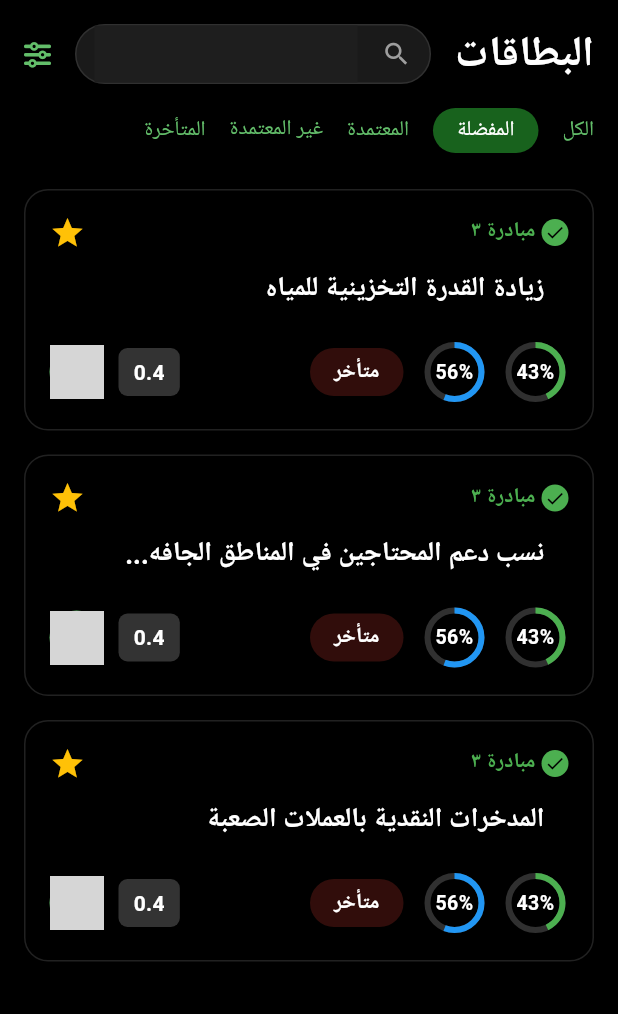
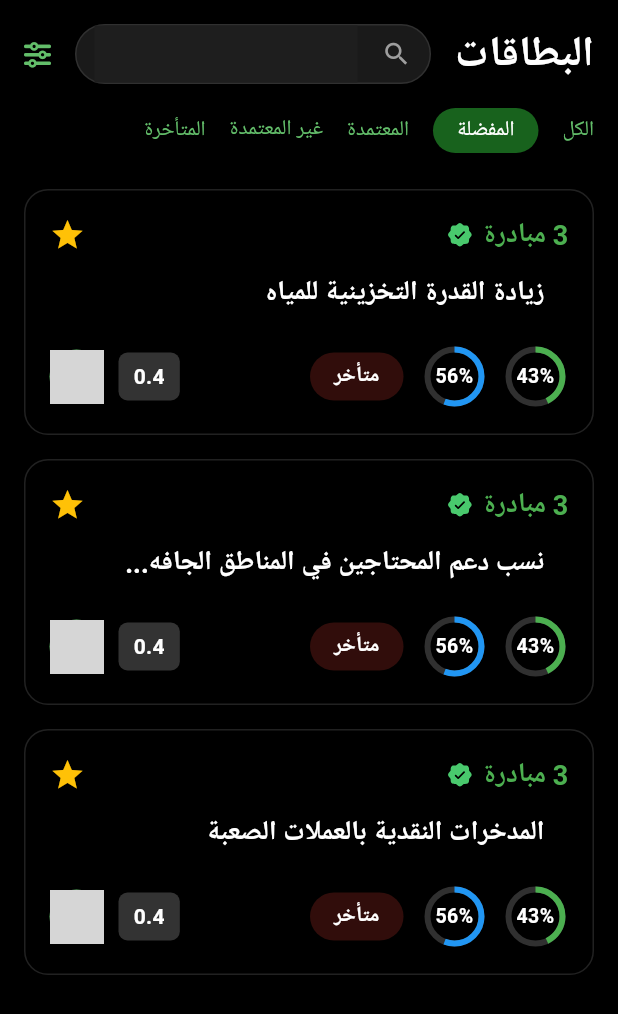
Before and after one commit to ahmed-shorbagy/mwan-mobile, a Flutter app: the CardsView screen opened by its route, after a tap on "المفضلة", on a phone screen of 412 x 824 dp. Shown: the top 1014 px of the screen. Run offline on Flutter 3.47's test engine with Material 3 defaults, Android fonts, the phone set to English and light mode, and no system bars; our stand-ins replace dio, flutter_svg, font_awesome_flutter, go_router, google_fonts, logger; network calls fail; Roboto replaces fonts that are missing (Tajawal); grey boxes are pictures that could not be loaded.

Commit message:
Add SealCheck SVG asset and update references; remove unused dummy views and clean up AppRouter routes for improved navigation.

```diff
--- a/lib/core/router/app_router.dart
+++ b/lib/core/router/app_router.dart
@@ -2,7 +2,6 @@ import 'package:flutter/material.dart';
 import 'package:go_router/go_router.dart';
 import 'package:mwan_mobile/core/constants/app_constants.dart';
 import 'package:mwan_mobile/features/home/presentation/pages/cards_view.dart';
-import 'package:mwan_mobile/features/home/presentation/pages/dummy_views.dart';
 import 'package:mwan_mobile/features/home/presentation/pages/home_page.dart';
 import 'package:mwan_mobile/features/home/presentation/pages/initiative_details_page.dart';
 import 'package:mwan_mobile/features/home/presentation/pages/side_menu_view.dart';
@@ -150,14 +149,6 @@ class AppRouter {
             path: sideMenuRoute,
             builder: (context, state) => const SideMenuView(),
           ),
-          GoRoute(
-            path: twoHandsRoute,
-            builder: (context, state) => const TwoHandsView(),
-          ),
-          GoRoute(
-            path: usersRoute,
-            builder: (context, state) => const UsersView(),
-          ),
         ],
       ),
     ],
--- a/lib/core/utils/assets.dart
+++ b/lib/core/utils/assets.dart
@@ -50,6 +50,10 @@ class Assets {
   /// assets/images/MonitorPlay.svg
   static const String imagesMonitorPlay = "assets/images/MonitorPlay.svg";
 
+  /// Assets for imagesSealCheck
+  /// assets/images/SealCheck.svg
+  static const String imagesSealCheck = "assets/images/SealCheck.svg";
+
   /// Assets for imagesSheild
   /// assets/images/sheild.svg
   static const String imagesSheild = "assets/images/sheild.svg";
--- a/lib/features/home/presentation/widgets/bottom_nav_bar.dart
+++ b/lib/features/home/presentation/widgets/bottom_nav_bar.dart
@@ -27,7 +27,9 @@ class BottomNavBar extends StatelessWidget {
         children: [
           _buildNavItem(Assets.imagesHandArrowUp, index: 0),
           _buildNavItem(Assets.imagesTwohand, index: 1),
-          CircularMenuButton(
+          Transform.translate(
+            offset: const Offset(0, -20),
+            child: CircularMenuButton(
               onTap: onCenterButtonTap,
               icon: SvgPicture.asset(
                 Assets.imagesWaterDrop,
@@ -36,6 +38,7 @@ class BottomNavBar extends StatelessWidget {
                 colorFilter: const ColorFilter.mode(
                   Colors.green,
                   BlendMode.srcIn,
+                ),
               ),
             ),
           ),
--- a/lib/features/home/presentation/widgets/initiative_card.dart
+++ b/lib/features/home/presentation/widgets/initiative_card.dart
@@ -1,4 +1,6 @@
 import 'package:flutter/material.dart';
+import 'package:flutter_svg/flutter_svg.dart';
+import 'package:mwan_mobile/core/utils/assets.dart';
 
 class InitiativeCard extends StatelessWidget {
   final Map<String, dynamic> cardData;
@@ -30,7 +32,9 @@ class InitiativeCard extends StatelessWidget {
               children: [
                 CircleAvatar(
                   radius: 40,
-                  backgroundImage: NetworkImage(userData['image']),
+                  backgroundImage: const NetworkImage(
+                    'https://images.unsplash.com/photo-1507003211169-0a1dd7228f2d?q=80&w=100&auto=format&fit=crop',
+                  ),
                 ),
                 const SizedBox(height: 16),
                 Text(
@@ -88,26 +92,19 @@ class InitiativeCard extends StatelessWidget {
                 // Initiative badge (left for RTL view)
                 Row(
                   children: [
-                    Container(
-                      decoration: const BoxDecoration(
+                    const Text(
+                      '3 مبادرة',
+                      style: TextStyle(
                         color: Colors.green,
-                        shape: BoxShape.circle,
-                      ),
-                      padding: const EdgeInsets.all(2),
-                      child: const Icon(
-                        Icons.check,
-                        color: Colors.black,
-                        size: 14,
+                        fontSize: 18,
+                        fontWeight: FontWeight.bold,
                       ),
                     ),
-                    const SizedBox(width: 4),
-                    const Text(
-                      'مبادرة ٣',
-                      style: TextStyle(
-                        color: Colors.green,
-                        fontSize: 14,
-                        fontWeight: FontWeight.bold,
-                      ),
+                    const SizedBox(width: 6),
+                    SvgPicture.asset(
+                      Assets.imagesSealCheck,
+                      width: 18,
+                      height: 18,
                     ),
                   ],
                 ),
@@ -201,9 +198,11 @@ class InitiativeCard extends StatelessWidget {
                 // User avatar
                 GestureDetector(
                   onTap: () => _showUserInfoDialog(context),
-                  child: CircleAvatar(
+                  child: const CircleAvatar(
                     radius: 18,
-                    backgroundImage: NetworkImage(userData['image']),
+                    backgroundImage: NetworkImage(
+                      'https://images.unsplash.com/photo-1507003211169-0a1dd7228f2d?q=80&w=100&auto=format&fit=crop',
+                    ),
                   ),
                 ),
               ],
```
Also changed, not shown: lib/features/home/presentation/pages/dummy_views.dart (deleted, +0 -35 lines), lib/features/home/presentation/pages/home_page.dart (+1 -10 lines), assets/images/SealCheck.svg (added). Lines whose indentation alone changed are shown as unchanged.
